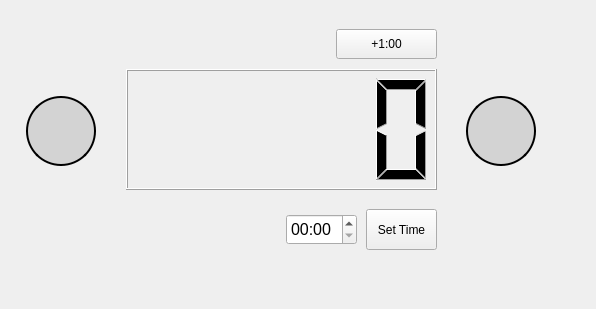
Qt form display_widget.ui (ChrisFelt/TIMED_CHIMES) before a commit.
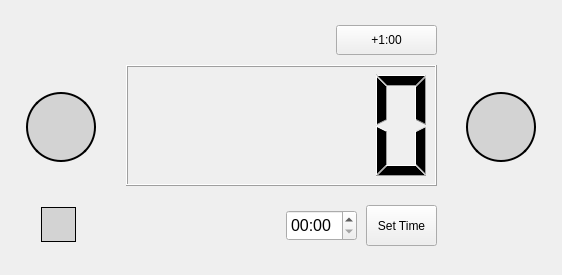
The same form after that commit. Icons and pictures are not drawn.

Patch:
```diff
--- a/display_widget.ui
+++ b/display_widget.ui
@@ -6,8 +6,8 @@
    <rect>
     <x>0</x>
     <y>0</y>
-    <width>596</width>
-    <height>309</height>
+    <width>562</width>
+    <height>275</height>
    </rect>
   </property>
   <property name="windowTitle">
@@ -16,9 +16,9 @@
   <widget class="QWidget" name="Widget" native="true">
    <property name="geometry">
     <rect>
-     <x>6</x>
-     <y>19</y>
-     <width>561</width>
+     <x>1</x>
+     <y>2</y>
+     <width>560</width>
      <height>271</height>
     </rect>
    </property>
@@ -28,8 +28,8 @@
    <widget class="QLCDNumber" name="timer_lcd_screen">
     <property name="geometry">
      <rect>
-      <x>120</x>
-      <y>50</y>
+      <x>125</x>
+      <y>63</y>
       <width>311</width>
       <height>121</height>
      </rect>
@@ -47,8 +47,8 @@
    <widget class="QPushButton" name="play_timer_button">
     <property name="geometry">
      <rect>
-      <x>460</x>
-      <y>77</y>
+      <x>465</x>
+      <y>90</y>
       <width>70</width>
       <height>70</height>
      </rect>
@@ -98,8 +98,8 @@
    <widget class="QPushButton" name="repeat_timer_button">
     <property name="geometry">
      <rect>
-      <x>20</x>
-      <y>77</y>
+      <x>25</x>
+      <y>90</y>
       <width>70</width>
       <height>70</height>
      </rect>
@@ -145,8 +145,8 @@
    <widget class="QPushButton" name="plus_one_button">
     <property name="geometry">
      <rect>
-      <x>330</x>
-      <y>10</y>
+      <x>335</x>
+      <y>23</y>
       <width>101</width>
       <height>30</height>
      </rect>
@@ -158,8 +158,8 @@
    <widget class="QPushButton" name="set_time_button">
     <property name="geometry">
      <rect>
-      <x>360</x>
-      <y>190</y>
+      <x>365</x>
+      <y>203</y>
       <width>71</width>
       <height>41</height>
      </rect>
@@ -171,8 +171,8 @@
    <widget class="QTimeEdit" name="input_time_box">
     <property name="geometry">
      <rect>
-      <x>280</x>
-      <y>195</y>
+      <x>285</x>
+      <y>208</y>
       <width>71</width>
       <height>31</height>
      </rect>
@@ -199,6 +199,37 @@
      </time>
     </property>
    </widget>
+   <widget class="QPushButton" name="open_settings_button">
+    <property name="geometry">
+     <rect>
+      <x>40</x>
+      <y>205</y>
+      <width>35</width>
+      <height>35</height>
+     </rect>
+    </property>
+    <property name="styleSheet">
+     <string notr="true">QPushButton {
+    border: 1px;
+    border-style: outset;
+    background: lightGray;
+    padding: 1px;
+    }</string>
+    </property>
+    <property name="text">
+     <string/>
+    </property>
+    <property name="icon">
+     <iconset resource="resource.qrc">
+      <normaloff>:/images/setting.png</normaloff>:/images/setting.png</iconset>
+    </property>
+    <property name="iconSize">
+     <size>
+      <width>30</width>
+      <height>30</height>
+     </size>
+    </property>
+   </widget>
   </widget>
  </widget>
  <resources>
```
